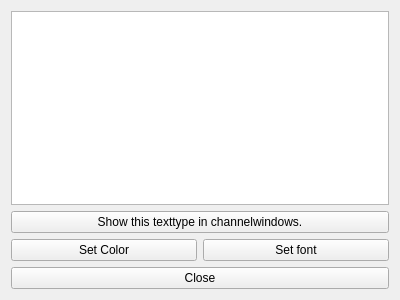
svn2github/twsoldunsupported, file trunk/src/wormnet/textschemehandler.ui: the form before one commit.
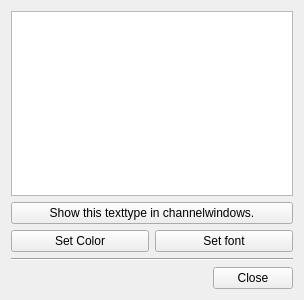
The form after the commit.

Diff of the .ui file:
```diff
--- a/trunk/src/wormnet/textschemehandler.ui
+++ b/trunk/src/wormnet/textschemehandler.ui
@@ -1,11 +1,11 @@
 <ui version="4.0" >
  <class>textschemehandlerClass</class>
- <widget class="QWidget" name="textschemehandlerClass" >
-  <property name="geometry" >
+ <widget class="QWidget" name="textschemehandlerClass">
+  <property name="geometry">
    <rect>
     <x>0</x>
     <y>0</y>
-    <width>400</width>
+    <width>304</width>
     <height>300</height>
    </rect>
   </property>
@@ -46,10 +46,30 @@
         </layout>
        </item>
        <item>
-        <layout class="QHBoxLayout" name="horizontalLayout_2" >
+        <widget class="Line" name="line">
+         <property name="orientation">
+          <enum>Qt::Horizontal</enum>
+         </property>
+        </widget>
+       </item>
+       <item>
+        <layout class="QHBoxLayout" name="horizontalLayout_2">
          <item>
-          <widget class="QPushButton" name="close" >
-           <property name="text" >
+          <spacer name="horizontalSpacer">
+           <property name="orientation">
+            <enum>Qt::Horizontal</enum>
+           </property>
+           <property name="sizeHint" stdset="0">
+            <size>
+             <width>40</width>
+             <height>20</height>
+            </size>
+           </property>
+          </spacer>
+         </item>
+         <item>
+          <widget class="QPushButton" name="close">
+           <property name="text">
             <string>Close</string>
            </property>
           </widget>
@@ -62,7 +82,7 @@
    </item>
   </layout>
  </widget>
- <layoutdefault spacing="6" margin="11" />
+ <layoutdefault spacing="6" margin="11"/>
  <resources/>
  <connections/>
 </ui>
```
Left out of the diff: 29 changed lines with no effect on the pictures.
